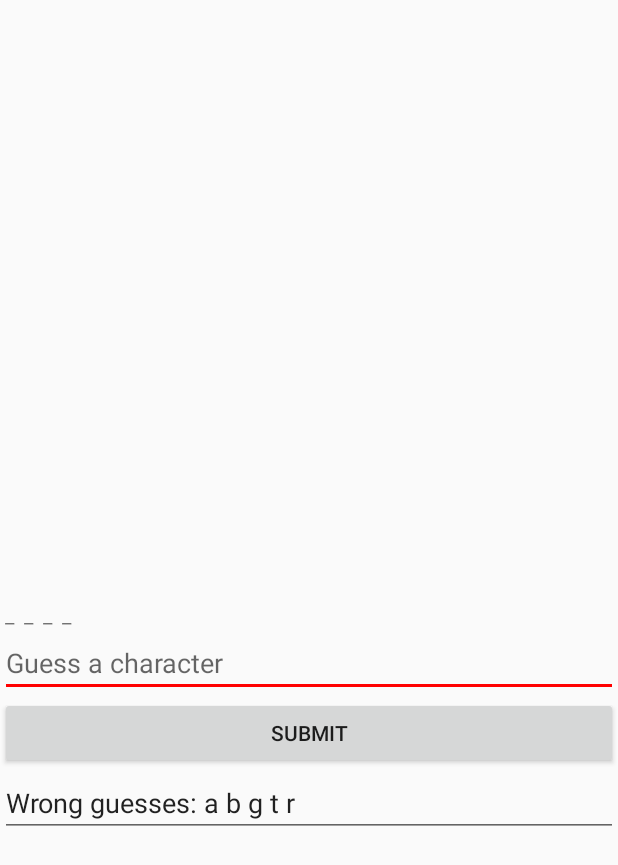
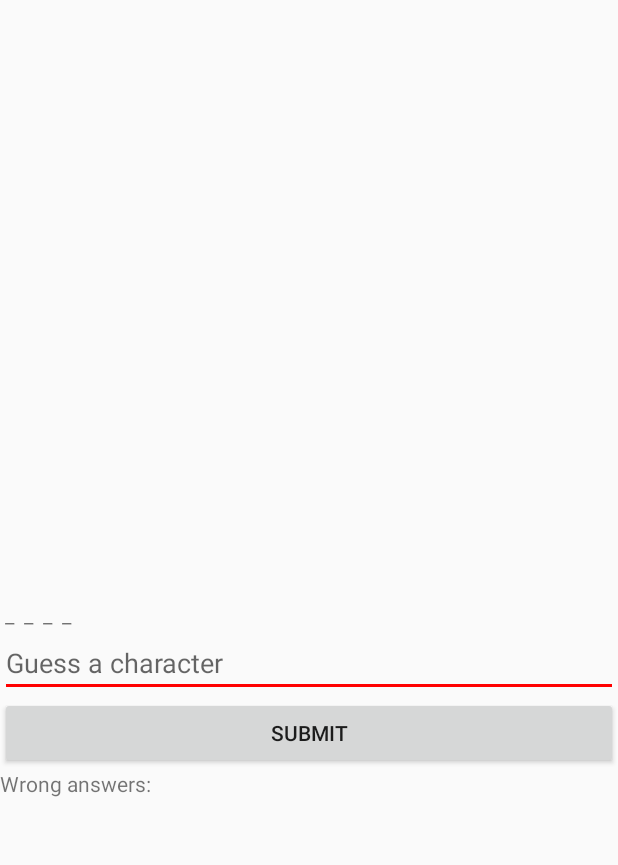
Before and after one commit to Svante-J-TE/HangmanGame, an Android app: the MainGame screen opened directly, with no data from a screen before it, after a tap on "SUBMIT", on a phone screen of 412 x 824 dp. Shown: the top 865 px of the screen. Run offline under Robolectric (Android 15) with nearby library versions, the phone set to English and light mode, and no system bars; 1 statement that could not run was skipped.

```diff
--- a/app/src/main/java/main/game/hangman/MainGame.java
+++ b/app/src/main/java/main/game/hangman/MainGame.java
@@ -4,12 +4,10 @@ import androidx.appcompat.app.AppCompatActivity;
 
 import android.content.Intent;
 import android.os.Bundle;
-import android.text.Selection;
 import android.view.View;
 import android.widget.Button;
 import android.widget.EditText;
 import android.widget.TextView;
-
 import java.util.ArrayList;
 import java.util.Random;
 
@@ -20,6 +18,7 @@ public class MainGame extends AppCompatActivity {
     private int amountOfGuesses = 0;
     private EditText charInput;
     private TextView displayWordForUser;
+    private static TextView displayWrongAnswers;
     private static ArrayList<String> containerForWordDisplay = new ArrayList<>();
     private static ArrayList<String> alreadyGuessedCharacters = new ArrayList<>();
     private static ArrayList<String> wrongGuesses = new ArrayList<>();
@@ -34,6 +33,7 @@ public class MainGame extends AppCompatActivity {
         importantData = new MainModel();
         charInput = (EditText) findViewById(R.id.charGuess);
         displayWordForUser = (TextView)findViewById(R.id.finalWordDisplay);
+        displayWrongAnswers = (TextView) findViewById(R.id.wrongAnswerDisplay);
 
         // importantData.wordListCreator(); //do something with difficulty in this method
 
@@ -49,7 +49,7 @@ public class MainGame extends AppCompatActivity {
         buttonSubmit.setOnClickListener(new View.OnClickListener() {
             @Override
             public void onClick(View view) {
-                amountOfGuesses = userGuessesCharInWord(finalWord, charInput, displayWordForUser, amountOfLetters, amountOfGuesses, alreadyGuessedCharacters, wrongGuesses);
+                amountOfGuesses = userGuessesCharInWord(finalWord, charInput, displayWordForUser, amountOfLetters, amountOfGuesses, alreadyGuessedCharacters, wrongGuesses, displayWrongAnswers);
 
                 if(containerForWordDisplay.contains(" _ ") == false) {
                     chancesLeft = true;
@@ -104,7 +104,7 @@ public class MainGame extends AppCompatActivity {
         }
     }
 
-    private static int userGuessesCharInWord(String finalWord, EditText charInput, TextView displayWordForUser, int amountOfLetters, int amountOfGuesses, ArrayList alreadyGuessedCharacters, ArrayList wrongGuesses){
+    private static int userGuessesCharInWord(String finalWord, EditText charInput, TextView displayWordForUser, int amountOfLetters, int amountOfGuesses, ArrayList<String> alreadyGuessedCharacters, ArrayList<String> wrongGuesses, TextView displayWrongAnswers){
         char guess;
 
             guess = charInput.getText().toString().toCharArray()[0];
@@ -129,7 +129,9 @@ public class MainGame extends AppCompatActivity {
                 }
                 else {
                     //message about wrong char + add to array of wrong chars
-                    wrongGuesses.add(guess);
+                    for(int i = 0; i < amountOfGuesses; i++){
+                        displayWrongAnswers.append(wrongGuesses.get(i));
+                    }
                     amountOfGuesses = amountOfGuesses + 1;
                 }
             }
--- a/app/src/main/res/layout/game_main.xml
+++ b/app/src/main/res/layout/game_main.xml
@@ -37,12 +37,11 @@
             android:layout_height="wrap_content"
             android:text="Submit" />
 
-        <EditText
-            android:id="@+id/editText2"
+        <TextView
+            android:id="@+id/wrongAnswerDisplay"
             android:layout_width="match_parent"
             android:layout_height="wrap_content"
-            android:ems="10"
-            android:inputType="textPersonName"
-            android:text="Wrong guesses: a b g t r" />
+            android:text="Wrong answers: " />
+
     </LinearLayout>
 </androidx.constraintlayout.widget.ConstraintLayout>
```
